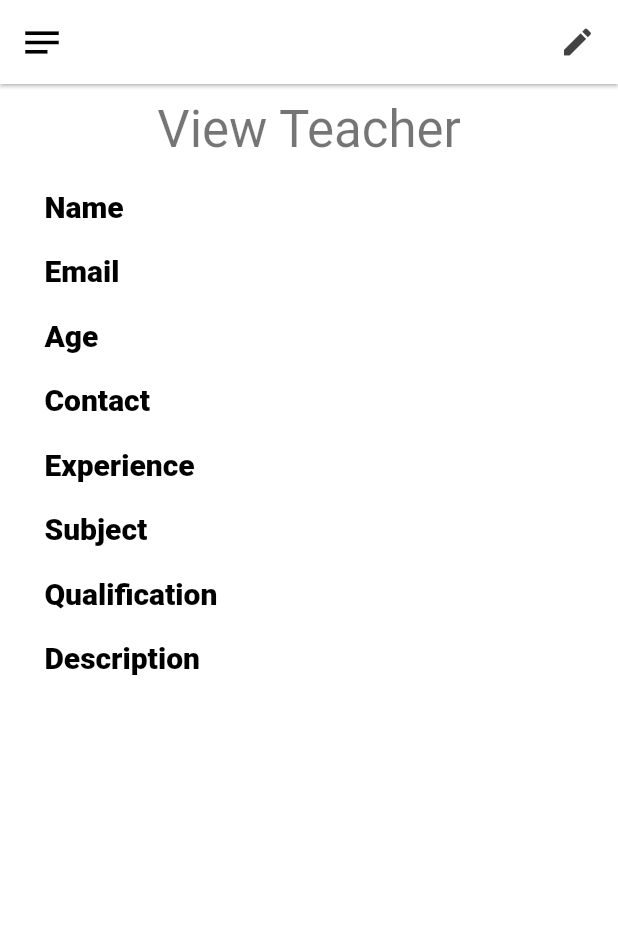
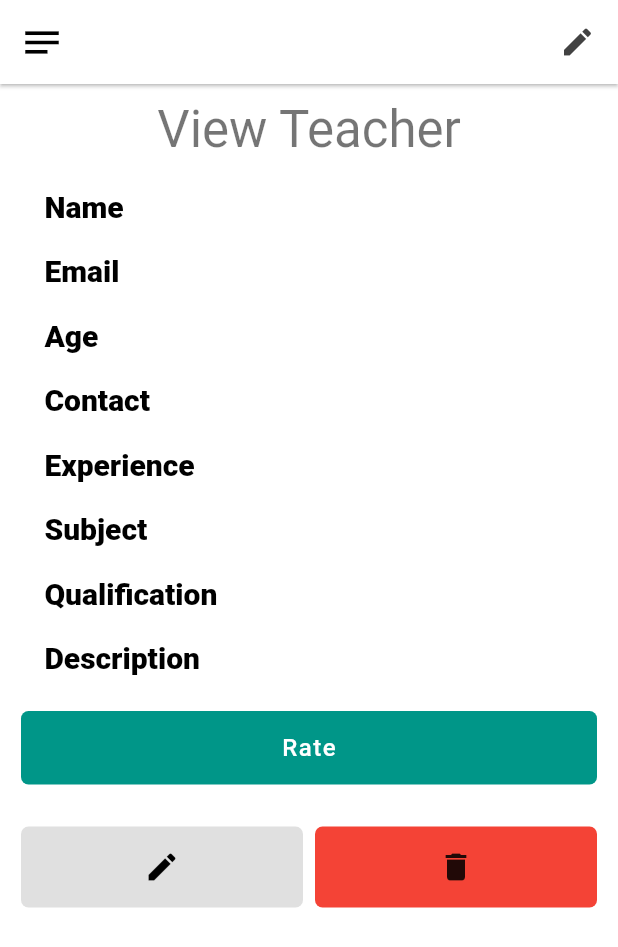
Before and after one commit to The-Kingsman/CTSE-Mobile-App, a Flutter app: the ViewTeacherScreen screen opened directly with empty values, on a phone screen of 412 x 824 dp. Shown: the top 947 px of the screen. Run offline on Flutter 3.47's test engine with Material 2 defaults, Android fonts, the phone set to English and light mode, and no system bars; our stand-ins replace flutter_rating_stars, flutter_spinkit, fluttertoast, shared_preferences; accounts and stored records are empty.

```diff
--- a/lib/Providers/TeacherProvider.dart
+++ b/lib/Providers/TeacherProvider.dart
@@ -47,10 +47,10 @@ class TeacherProvider with ChangeNotifier {
                   email: prodData['email'],
                   age: prodData['age'],
                   contact: prodData['contact'],
-                  experience: prodData['experience'],
                   fieldofstudy: prodData['subject'],
                   eduQualification: prodData['qualification'],
                   about: prodData['bio'],
+                  experience: prodData['experience'],
                 ),
               );
             },
@@ -171,7 +171,7 @@ class TeacherProvider with ChangeNotifier {
     }
   }
 
-  Future<dynamic> deleteFertilizer(id) async {
+  Future<dynamic> deleteTeacher(id) async {
     try {
       final response = await http.delete(
         Uri.parse('${Constants.url}teacher/$id'),
--- a/lib/constants.dart
+++ b/lib/constants.dart
@@ -1,8 +1,8 @@
 class Constants {
-  static const String domainLink = "http://192.168.43.61:5000/";
+  static const String domainLink = "http://192.168.1.10:5000/";
   static const String domainApiLink = domainLink + "api/v1/";
   static const String userApi = domainApiLink + "user/";
   static const String usergetApi = domainApiLink + "user_signin";
 
-  static const String url = 'http://192.168.43.61:5000/api/v1/';
+  static const String url = 'http://192.168.1.10:5000/api/v1/';
 }
--- a/lib/models/Rating.dart
+++ b/lib/models/Rating.dart
@@ -1,12 +1,16 @@
 class Rating {
   String id;
-  String teacherID;
+  String userID;
+  String teachername;
+  String username;
   String rating;
   String comment;
 
   Rating({
     required this.id,
-    required this.teacherID,
+    required this.userID,
+    required this.teachername,
+    required this.username,
     required this.rating,
     required this.comment,
   });
--- a/lib/screens/teacher/view_teacher_screen.dart
+++ b/lib/screens/teacher/view_teacher_screen.dart
@@ -1,10 +1,11 @@
 import 'package:flutter/material.dart';
 import 'package:teach_rate/models/Teacher.dart';
+import 'package:teach_rate/screens/rating/add_rating_screen.dart';
 import 'package:teach_rate/screens/teacher/edit_teacher_screen.dart';
 
 class ViewTeacherScreen extends StatelessWidget {
   final Teacher _teacher;
-  const ViewTeacherScreen(this._teacher);
+  ViewTeacherScreen(this._teacher);
 
   @override
   Widget build(BuildContext context) {
@@ -269,6 +270,98 @@ class ViewTeacherScreen extends StatelessWidget {
                     ),
                   ],
                 ),
+                Padding(
+                  padding: EdgeInsets.only(top: 20),
+                  child: GestureDetector(
+                    onTap: () {
+                      Navigator.push(
+                          context,
+                          MaterialPageRoute(
+                              builder: (context) =>
+                                  addRate(_teacher.name.toString())));
+                    },
+                    child: Card(
+                      elevation: 0.0,
+                      shape: RoundedRectangleBorder(
+                        borderRadius: BorderRadius.circular(5),
+                      ),
+                      color: Colors.teal,
+                      child: const Padding(
+                        padding: EdgeInsets.symmetric(vertical: 15),
+                        child: Center(
+                          child: Text(
+                            'Rate',
+                            style: TextStyle(
+                              color: Colors.white,
+                              fontSize: 16,
+                              letterSpacing: 1,
+                              fontWeight: FontWeight.w500,
+                            ),
+                          ),
+                        ),
+                      ),
+                    ),
+                  ),
+                ),
+                Row(
+                  mainAxisAlignment: MainAxisAlignment.spaceEvenly,
+                  children: [
+                    Expanded(
+                      child: Padding(
+                        padding: EdgeInsets.only(top: 20),
+                        child: GestureDetector(
+                          onTap: () {
+                            // Navigator.push(
+                            //     context,
+                            //     MaterialPageRoute(
+                            //         builder: (context) => addRate()));
+                          },
+                          child: Card(
+                            elevation: 0.0,
+                            shape: RoundedRectangleBorder(
+                              borderRadius: BorderRadius.circular(5),
+                            ),
+                            color: Colors.black12,
+                            child: const Padding(
+                              padding: EdgeInsets.symmetric(vertical: 15),
+                              child: Center(
+                                  child: Icon(
+                                Icons.edit,
+                                color: Colors.black,
+                              )),
+                            ),
+                          ),
+                        ),
+                      ),
+                    ),
+                    Expanded(
+                      child: Padding(
+                        padding: EdgeInsets.only(top: 20),
+                        child: GestureDetector(
+                          onTap: () {
+                            // Navigator.push(
+                            //     context,
+                            //     MaterialPageRoute(
+                            //         builder: (context) => addRate()));
+                          },
+                          child: Card(
+                            elevation: 0.0,
+                            shape: RoundedRectangleBorder(
+                              borderRadius: BorderRadius.circular(5),
+                            ),
+                            color: Colors.red,
+                            child: const Padding(
+                              padding: EdgeInsets.symmetric(
+                                vertical: 15,
+                              ),
+                              child: Center(child: Icon(Icons.delete)),
+                            ),
+                          ),
+                        ),
+                      ),
+                    ),
+                  ],
+                )
               ],
             ),
           ),
--- a/pubspec.yaml
+++ b/pubspec.yaml
@@ -8,6 +8,7 @@ dependencies:
   cupertino_icons: ^1.0.2
   flutter:
     sdk: flutter
+  flutter_rating_stars: ^1.0.3+4
   flutter_spinkit: ^5.1.0
   fluttertoast: ^8.0.9
   http: ^0.13.4
```
Also changed, not shown: lib/Providers/RateProvider.dart (+24 -11 lines), lib/screens/rating/add_rating_screen.dart (+190 -0 lines), pubspec.lock.
